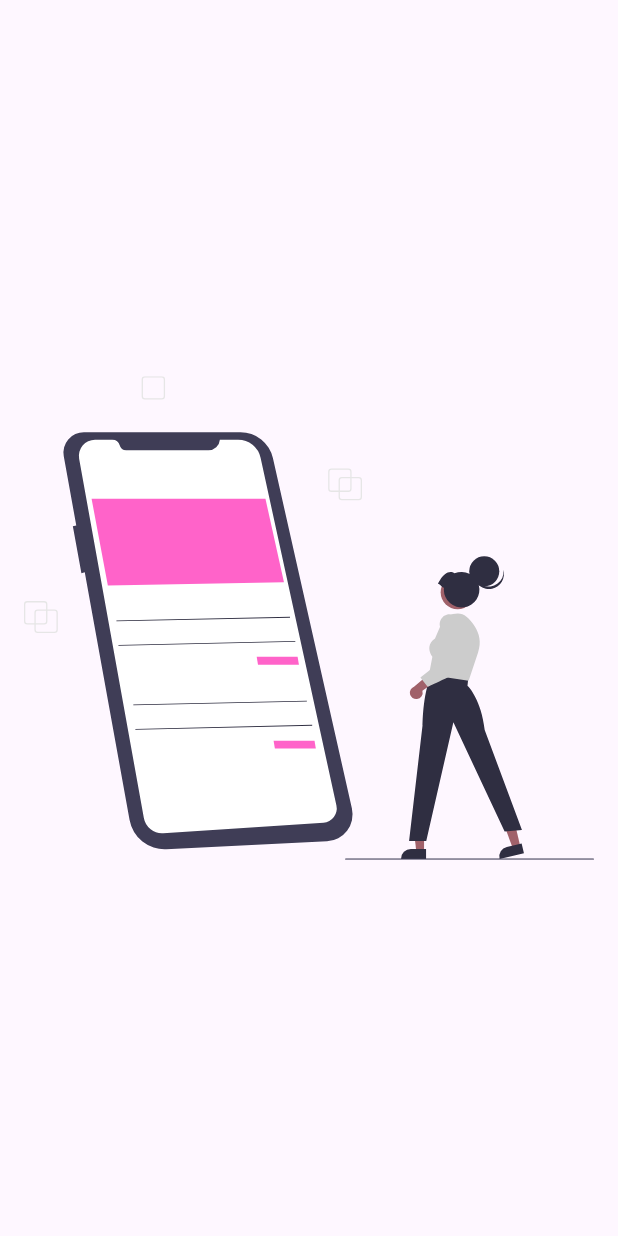
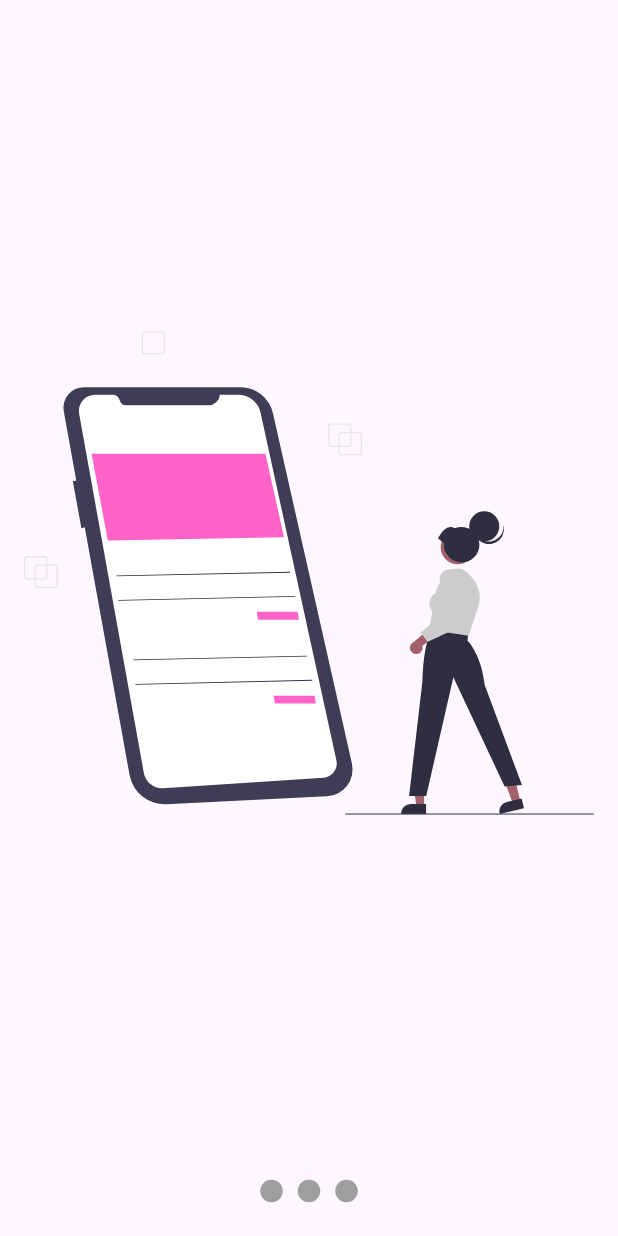
Before and after one commit to alexglzrys/flutter_slideshow_with_pageview, a Flutter app: the screen it shows after launch, on a phone screen of 412 x 824 dp. Run offline on Flutter 3.47's test engine with Material 3 defaults, Android fonts, the phone set to English and light mode, and no system bars; our stand-ins replace flutter_svg.

Commit message:
diseñar puntos indicadores

```diff
--- a/lib/screens/home_screen.dart
+++ b/lib/screens/home_screen.dart
@@ -8,6 +8,11 @@ class HomeScreen extends StatelessWidget {
   Widget build(BuildContext context) {
     return Scaffold(
       body: Center(
+        child: Column(
+          children: [
+            // PageView por defecto ocupa el 100% del viewport del dispositivo.
+            // Si se desea usar junto a otros widgets, es importanet asignarle un área limitada donde se pueda expandir.
+            Expanded(
               // PageView se utiliza para mostrar una serie de widgets de forma secuencial sobre una página
               // Es útil cuando quieres crear un diseño de tipo "página deslizable", carousels, presentaciones de diapositivas, etc.
               child: PageView(
@@ -19,6 +24,52 @@ class HomeScreen extends StatelessWidget {
                 ],
               ),
             ),
+            const _DotsContainer()
+          ],
+        ),
+      ),
     );
   }
 }
+
+// Widget que agrupa un conjunto de puntos
+class _DotsContainer extends StatelessWidget {
+  const _DotsContainer({
+    super.key,
+  });
+
+  @override
+  Widget build(BuildContext context) {
+    return const SizedBox(
+      height: 60,
+      child: Row(
+        mainAxisAlignment: MainAxisAlignment.center,
+        children: [
+          _Dot(),
+          _Dot(),
+          _Dot(),
+        ],
+      ),
+    );
+  }
+}
+
+// Widget privado para representar un punto o circulo en pantalla
+class _Dot extends StatelessWidget {
+  const _Dot({
+    super.key,
+  });
+
+  @override
+  Widget build(BuildContext context) {
+    return Container(
+      width: 15,
+      height: 15,
+      margin: const EdgeInsets.symmetric(horizontal: 5),
+      decoration: const BoxDecoration(
+        shape: BoxShape.circle,
+        color: Colors.grey,
+      ),
+    );
+  }
+}
```
Lines whose indentation alone changed are shown as unchanged.
